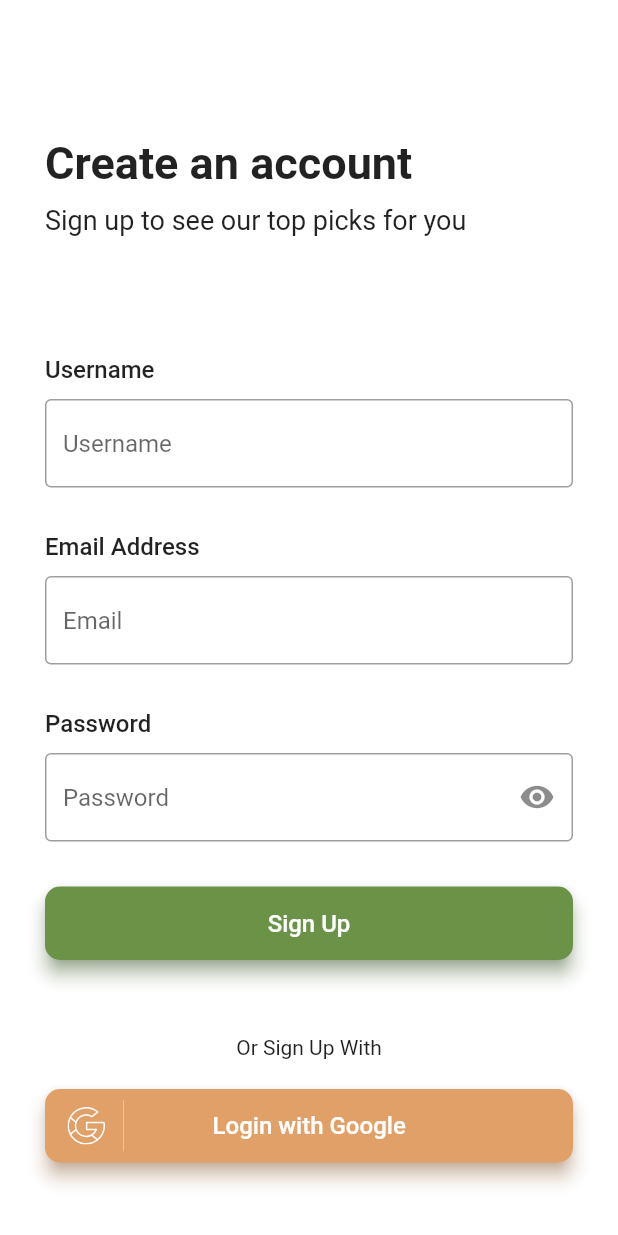
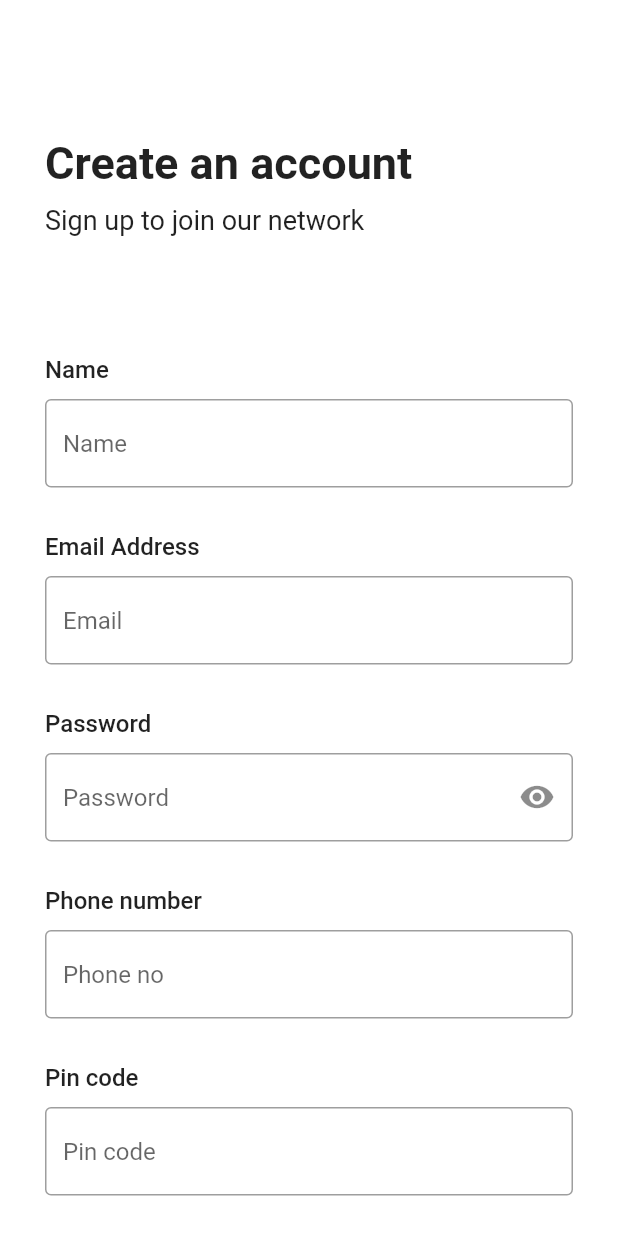
Before and after one commit to hashirpm/shop-scan, a Flutter app: the screen it shows after launch, after a tap on "Login", after a tap on "Create one", on a phone screen of 412 x 824 dp. Run offline on Flutter 3.47's test engine with Material 2 defaults, Android fonts, the phone set to English and light mode, and no system bars; our stand-ins replace cloud_firestore, firebase_auth, firebase_core, firebase_storage, flutter_spinkit, flutter_svg and 5 more; missing offline and left inert: qr_code_scanner; accounts and stored records are empty.

Commit message:
Configure firestore

```diff
--- a/lib/screens/login.dart
+++ b/lib/screens/login.dart
@@ -10,7 +10,7 @@ import 'package:shopscan/styles/input_styles.dart';
 import 'package:shopscan/styles/text_styles.dart';
 
 class LogIn extends StatefulWidget {
-  static const routeName= '/login';
+  static const routeName = '/login';
   @override
   _LogInState createState() => _LogInState();
 }
@@ -109,7 +109,6 @@ class _LogInState extends State<LogIn> {
   Widget build(BuildContext context) {
     return Scaffold(
       appBar: AppBar(
-
         backgroundColor: Colors.white,
         shadowColor: Colors.transparent,
       ),
@@ -137,7 +136,7 @@ class _LogInState extends State<LogIn> {
                 Container(
                   width: double.infinity,
                   child: Text(
-                    "Login to see our top picks for you",
+                    "Login to our network",
                     style: TextStyle(fontSize: 18),
                   ),
                 ),
@@ -240,50 +239,50 @@ class _LogInState extends State<LogIn> {
                   ),
                 ),
 
-                SizedBox(height: 50),
+                SizedBox(height: 10),
 
-                Text("Or Login With"),
+                // Text("Or Login With"),
 
-                SizedBox(height: 20),
+                // SizedBox(height: 20),
 
-                Container(
-                  width: double.infinity,
-                  child: ElevatedButton(
-                    onPressed: () {
+                // Container(
+                //   width: double.infinity,
+                //   child: ElevatedButton(
+                //     onPressed: () {
 
-                      googleSignIn();
-                    },
-                    child: Row(
-                      children: <Widget>[
-                        SvgPicture.asset(
-                          "assets/icons/google.svg",
-                          width: 25,
-                        ),
-                        SizedBox(width: 12),
-                        Expanded(
-                          child: Container(
-                            padding: EdgeInsets.fromLTRB(0, 7.5, 0, 7.5),
-                            decoration: BoxDecoration(
-                              border: Border(
-                                  left: BorderSide(
-                                      color: Colors.white, width: 0.25)),
-                            ),
-                            child: Center(
-                              child: Text(
-                                "Login with Google",
-                                style: TextStyles.buttontext1,
-                              ),
-                            ),
-                          ),
-                        ),
-                        SizedBox(width: 37)
-                      ],
-                    ),
-                    style: ButtonStyles.button3,
-                  ),
-                ),
+                //       googleSignIn();
+                //     },
+                //     child: Row(
+                //       children: <Widget>[
+                //         SvgPicture.asset(
+                //           "assets/icons/google.svg",
+                //           width: 25,
+                //         ),
+                //         SizedBox(width: 12),
+                //         Expanded(
+                //           child: Container(
+                //             padding: EdgeInsets.fromLTRB(0, 7.5, 0, 7.5),
+                //             decoration: BoxDecoration(
+                //               border: Border(
+                //                   left: BorderSide(
+                //                       color: Colors.white, width: 0.25)),
+                //             ),
+                //             child: Center(
+                //               child: Text(
+                //                 "Login with Google",
+                //                 style: TextStyles.buttontext1,
+                //               ),
+                //             ),
+                //           ),
+                //         ),
+                //         SizedBox(width: 37)
+                //       ],
+                //     ),
+                //     style: ButtonStyles.button3,
+                //   ),
+                // ),
 
-                SizedBox(height: 10),
+                // SizedBox(height: 10),
 
                 Row(
                   mainAxisAlignment: MainAxisAlignment.center,
--- a/lib/screens/qr_generate.dart
+++ b/lib/screens/qr_generate.dart
@@ -4,17 +4,18 @@ import 'package:firebase_auth/firebase_auth.dart';
 
 class GenerateQr extends StatelessWidget {
   static const routeName = '/generate-qr';
-  String uid = FirebaseAuth.instance.currentUser!.uid.toString();
+  String uid = FirebaseAuth.instance.currentUser!.uid;
   @override
   Widget build(BuildContext context) {
     return Scaffold(
       body: Center(
         child: PrettyQr(
-            typeNumber: 3,
-            size: 300,
-            data: uid,
-            errorCorrectLevel: QrErrorCorrectLevel.M,
-            roundEdges: true),
+          typeNumber: 3,
+          size: 300,
+          data: uid,
+          errorCorrectLevel: QrErrorCorrectLevel.M,
+          roundEdges: true,
+        ),
       ),
     );
   }
--- a/lib/screens/qr_reader.dart
+++ b/lib/screens/qr_reader.dart
@@ -1,3 +1,4 @@
+import 'dart:async';
 import 'dart:io';
 import 'package:flutter/foundation.dart';
 import 'package:flutter/material.dart';
@@ -5,6 +6,7 @@ import 'package:qr_code_scanner/qr_code_scanner.dart';
 import 'package:shopscan/screens/login.dart';
 import 'package:shopscan/screens/qr_generate.dart';
 import 'package:shopscan/services/firebase/auth_services.dart';
+import 'package:shopscan/services/firebase/firestore_services.dart';
 import 'package:shopscan/styles/button_styles.dart';
 import 'package:shopscan/styles/colours.dart';
 
@@ -58,9 +60,9 @@ class _QrReaderState extends State<QrReader> {
               child: Column(
                 mainAxisAlignment: MainAxisAlignment.spaceEvenly,
                 children: <Widget>[
-                  if (result != null) Text(
-                      // Barcode Type: ${describeEnum(result!.format)}
-                      'Data: ${result!.code}') else Text('Scan a code!'),
+                  result != null
+                      ? Text('Data: ${result!.code}')
+                      : Text('Scan a code!'),
                   Row(
                     // mainAxisAlignment: MainAxisAlignment.center,
                     crossAxisAlignment: CrossAxisAlignment.center,
@@ -172,7 +174,11 @@ class _QrReaderState extends State<QrReader> {
     setState(() {
       this.controller = controller;
     });
-    controller.scannedDataStream.listen((scanData) {
+    // ignore: cancel_subscriptions
+    StreamSubscription? scanListener;
+    scanListener = controller.scannedDataStream.listen((scanData) {
+      FirestoreServices.onScan(scanData.code);
+      scanListener!.cancel();
       setState(() {
         result = scanData;
       });
--- a/lib/screens/signup.dart
+++ b/lib/screens/signup.dart
@@ -1,5 +1,5 @@
 import 'package:flutter/material.dart';
-import 'package:flutter_svg/flutter_svg.dart';
+// import 'package:flutter_svg/flutter_svg.dart';
 import 'package:shopscan/screens/qr_reader.dart';
 import 'package:shopscan/services/firebase/auth_services.dart';
 import 'package:shopscan/services/misc/overlays.dart';
@@ -33,9 +33,12 @@ class _SignUpState extends State<SignUp> {
   GlobalKey<FormState> _formKey = GlobalKey<FormState>();
 
   // controllers
-  TextEditingController _usernameCtrl = TextEditingController();
+  TextEditingController _nameCtrl = TextEditingController();
   TextEditingController _emailCtrl = TextEditingController();
   TextEditingController _passwordCtrl = TextEditingController();
+  TextEditingController _phnoCtrl = TextEditingController();
+  TextEditingController _pincodeCtrl = TextEditingController();
+  bool? _isVaccinated = false;
 
   // form validation
   void validate() {
@@ -65,7 +68,12 @@ class _SignUpState extends State<SignUp> {
 
     ShowOverlay.overlay1(context);
     var authInfo = await AuthServices.signUp(
-        _emailCtrl.text, _passwordCtrl.text, _usernameCtrl.text);
+        _emailCtrl.text,
+        _passwordCtrl.text,
+        _nameCtrl.text,
+        _phnoCtrl.text,
+        _pincodeCtrl.text,
+        _isVaccinated);
     ShowOverlay.stop();
 
     setState(() {
@@ -75,7 +83,7 @@ class _SignUpState extends State<SignUp> {
       print("Signed Up");
       ShowToast.toast1("Account Created");
       // route to home
-    Navigator.of(context).pushReplacementNamed(QrReader.routeName);
+      Navigator.of(context).pushReplacementNamed(QrReader.routeName);
     } else {
       print("error");
       setState(() {
@@ -91,7 +99,7 @@ class _SignUpState extends State<SignUp> {
       print("Signed Up");
       ShowToast.toast1("Account Created");
       // route to home
-     Navigator.of(context).pushReplacementNamed(QrReader.routeName);
+      Navigator.of(context).pushReplacementNamed(QrReader.routeName);
     }
   }
 
@@ -99,7 +107,6 @@ class _SignUpState extends State<SignUp> {
   Widget build(BuildContext context) {
     return Scaffold(
       appBar: AppBar(
-
         backgroundColor: Colors.white,
         shadowColor: Colors.transparent,
       ),
@@ -127,7 +134,7 @@ class _SignUpState extends State<SignUp> {
                 Container(
                   width: double.infinity,
                   child: Text(
-                    "Sign up to see our top picks for you",
+                    "Sign up to join our network",
                     style: TextStyle(fontSize: 18),
                   ),
                 ),
@@ -140,11 +147,11 @@ class _SignUpState extends State<SignUp> {
                   autovalidateMode: _autovalidate,
                   child: Column(
                     children: <Widget>[
-                      // Username
+                      // Name
                       Container(
                         width: double.infinity,
                         child: Text(
-                          "Username",
+                          "Name",
                           style: TextStyles.label,
                         ),
                       ),
@@ -152,11 +159,11 @@ class _SignUpState extends State<SignUp> {
                       SizedBox(height: 10),
 
                       TextFormField(
-                        controller: _usernameCtrl,
-                        decoration: InputStyles.username,
+                        controller: _nameCtrl,
+                        decoration: InputStyles.profileFields("Name"),
                         cursorColor: Colors.brown,
                         keyboardType: TextInputType.name,
-                        validator: Validate.username,
+                        validator: Validate.name,
                       ),
 
                       SizedBox(height: 30),
@@ -215,9 +222,78 @@ class _SignUpState extends State<SignUp> {
                         keyboardType: TextInputType.visiblePassword,
                         validator: Validate.password,
                       ),
+
+                      SizedBox(height: 30),
+
+                      Container(
+                        width: double.infinity,
+                        child: Text(
+                          "Phone number",
+                          style: TextStyles.label,
+                        ),
+                      ),
+
+                      SizedBox(height: 10),
+
+                      TextFormField(
+                        controller: _phnoCtrl,
+                        decoration: InputStyles.profileFields("Phone no"),
+                        cursorColor: Colors.brown,
+                        keyboardType: TextInputType.phone,
+                        validator: Validate.phone,
+                      ),
+
+                      SizedBox(height: 30),
+
+                      Container(
+                        width: double.infinity,
+                        child: Text(
+                          "Pin code",
+                          style: TextStyles.label,
+                        ),
+                      ),
+
+                      SizedBox(height: 10),
+
+                      TextFormField(
+                        controller: _pincodeCtrl,
+                        decoration: InputStyles.profileFields("Pin code"),
+                        cursorColor: Colors.brown,
+                        keyboardType: TextInputType.number,
+                        validator: Validate.pin,
+                      ),
                     ],
                   ),
                 ),
+
+                SizedBox(height: 20),
+
+                Row(
+                  children: <Widget>[
+                    Text(
+                      "Vaccinated?",
+                      style: TextStyle(
+                        fontWeight: FontWeight.w500,
+                        fontSize: 18,
+                      ),
+                    ),
+                    Transform.scale(
+                      scale: 1.3,
+                      child: Checkbox(
+                        value: _isVaccinated,
+                        shape: CircleBorder(),
+                        checkColor: Colors.brown,
+                        activeColor: Colors.white,
+                        onChanged: (bool? value) {
+                          setState(() {
+                            _isVaccinated = value;
+                          });
+                        },
+                      ),
+                    ),
+                  ],
+                ),
+
                 SizedBox(height: 30),
 
                 Container(
@@ -236,47 +312,47 @@ class _SignUpState extends State<SignUp> {
                   ),
                 ),
 
-                SizedBox(height: 50),
+                SizedBox(height: 10),
 
-                Text("Or Sign Up With"),
+                // Text("Or Sign Up With"),
 
-                SizedBox(height: 20),
+                // SizedBox(height: 20),
 
-                Container(
-                  width: double.infinity,
-                  child: ElevatedButton(
-                    onPressed: () {
-                      googleSignIn();
-                    },
-                    child: Row(
-                      children: <Widget>[
-                        SvgPicture.asset(
-                          "assets/icons/google.svg",
-                          width: 25,
-                        ),
-                        SizedBox(width: 12),
-                        Expanded(
-                          child: Container(
-                            padding: EdgeInsets.fromLTRB(0, 7.5, 0, 7.5),
-                            decoration: BoxDecoration(
-                              border: Border(
-                                  left: BorderSide(
-                                      color: Colors.white, width: 0.25)),
-                            ),
-                            child: Center(
-                              child: Text(
-                                "Login with Google",
-                                style: TextStyles.buttontext1,
-                              ),
-                            ),
-                          ),
-                        ),
-                        SizedBox(width: 37)
-                      ],
-                    ),
-                    style: ButtonStyles.button3,
-                  ),
-                ),
+                // Container(
+                //   width: double.infinity,
+                //   child: ElevatedButton(
+                //     onPressed: () {
+                //       googleSignIn();
+                //     },
+                //     child: Row(
+                //       children: <Widget>[
+                //         SvgPicture.asset(
+                //           "assets/icons/google.svg",
+                //           width: 25,
+                //         ),
+                //         SizedBox(width: 12),
+                //         Expanded(
+                //           child: Container(
+                //             padding: EdgeInsets.fromLTRB(0, 7.5, 0, 7.5),
+                //             decoration: BoxDecoration(
+                //               border: Border(
+                //                   left: BorderSide(
+                //                       color: Colors.white, width: 0.25)),
+                //             ),
+                //             child: Center(
+                //               child: Text(
+                //                 "Login with Google",
+                //                 style: TextStyles.buttontext1,
+                //               ),
+                //             ),
+                //           ),
+                //         ),
+                //         SizedBox(width: 37)
+                //       ],
+                //     ),
+                //     style: ButtonStyles.button3,
+                //   ),
+                // ),
 
                 SizedBox(height: 20),
               ],
--- a/lib/services/firebase/auth_services.dart
+++ b/lib/services/firebase/auth_services.dart
@@ -1,5 +1,6 @@
 import 'package:firebase_auth/firebase_auth.dart';
 import 'package:google_sign_in/google_sign_in.dart';
+import 'package:shopscan/services/firebase/firestore_services.dart';
 
 abstract class AuthServices {
   static FirebaseAuth _auth = FirebaseAuth.instance;
@@ -25,12 +26,22 @@ abstract class AuthServices {
     }
   }
 
-  static Future signUp(String email, String password, String username) async {
+  static Future signUp(
+    String email,
+    String password,
+    String username,
+    String phone,
+    String pin,
+    bool? vaccinated,
+  ) async {
     var authInfo = {"email": true};
     try {
       await _auth.createUserWithEmailAndPassword(
-          email: email, password: password);
+        email: email,
+        password: password,
+      );
       await _auth.currentUser!.updateProfile(displayName: username);
+      await FirestoreServices.createUser(username, phone, pin, vaccinated);
       return authInfo;
     } on FirebaseAuthException catch (e) {
       if (e.code == 'email-already-in-use') {
--- a/lib/services/firebase/firestore_services.dart
+++ b/lib/services/firebase/firestore_services.dart
@@ -2,8 +2,12 @@ import 'dart:io';
 
 import 'package:cloud_firestore/cloud_firestore.dart';
 import 'package:firebase_auth/firebase_auth.dart';
+import 'package:vibration/vibration.dart';
+import 'package:intl/intl.dart';
 import 'package:shopscan/services/firebase/storage_services.dart';
 import 'package:shopscan/services/misc/filter_data.dart';
+import 'package:shopscan/services/misc/overlays.dart';
+import 'package:shopscan/services/misc/toast.dart';
 
 abstract class FirestoreServices {
   static FirebaseFirestore _firestore = FirebaseFirestore.instance;
@@ -36,19 +40,24 @@ abstract class FirestoreServices {
   //   }
   // }
 
-  static Future<bool> userSetup(String username) async {
+  static Future createUser(
+    String username,
+    String phone,
+    String pin,
+    bool? vaccinated,
+  ) async {
     try {
       CollectionReference users = _firestore.collection('Users');
-      FirebaseAuth auth = FirebaseAuth.instance;
-      String uid = auth.currentUser!.uid.toString();
-      users.add({'username': username, 'uid': uid});
-      return true;
+      await users.doc(_auth.currentUser!.uid).set({
+        'name': username,
+        'phone': int.parse(phone),
+        'pin': int.parse(pin),
+        'vaccinated': vaccinated
+      });
     } on Exception catch (e) {
       print(e);
-      return false;
     } catch (e) {
       print(e);
-      return false;
     }
   }
 
@@ -64,6 +73,25 @@ abstract class FirestoreServices {
         data = {'displayName': _auth.currentUser!.displayName};
 
       return data;
+    } catch (e) {
+      print(e);
+      return null;
+    }
+  }
+
+  static Future onScan(String scanUid) async {
+    try {
+      CollectionReference users = _firestore.collection('Users');
+      await users.doc(_auth.currentUser!.uid).collection('YouVisited').add({
+        'uid': scanUid,
+        'time': DateFormat('yMMMMd').format(DateTime.now())
+      });
+      await users.doc(scanUid).collection('VisitedYou').add({
+        'uid': _auth.currentUser!.uid,
+        'time': DateFormat('yMMMMd').format(DateTime.now())
+      });
+      ShowToast.toast1("Added to your recent visits");
+      Vibration.vibrate(amplitude: 255);
     } catch (e) {
       print(e);
       return null;
--- a/lib/services/misc/validate.dart
+++ b/lib/services/misc/validate.dart
@@ -1,7 +1,7 @@
 abstract class Validate {
-  static String? username(String? value) {
+  static String? name(String? value) {
     if (value!.isEmpty)
-      return "Username required !";
+      return "Name required !";
     else
       return null;
   }
@@ -34,6 +34,39 @@ abstract class Validate {
       return null;
   }
 
+  static bool isNumber(String value) {
+    try {
+      int.parse(value);
+      return true;
+    } on FormatException {
+      return false;
+    }
+  }
+
+  static String? phone(String? value) {
+    bool valid = isNumber(value.toString());
+    if (value!.isEmpty)
+      return "Phone number required !";
+    else if (!valid)
+      return "Must be a number!";
+    else if (value.length != 10)
+      return "Phone no must have 10 digits";
+    else
+      return null;
+  }
+
+  static String? pin(String? value) {
+    bool valid = isNumber(value.toString());
+    if (value!.isEmpty)
+      return "Pin code required !";
+    else if (!valid)
+      return "Must be a number !";
+    else if (value.length != 6)
+      return "Pin code must have 6 digits";
+    else
+      return null;
+  }
+
   static String? notEmpty(String value, String label) {
     if (value.isEmpty)
       return "$label required !";
--- a/lib/styles/input_styles.dart
+++ b/lib/styles/input_styles.dart
@@ -1,31 +1,6 @@
 import 'package:flutter/material.dart';
 
-import 'colours.dart';
-
 abstract class InputStyles {
-  static InputDecoration username = InputDecoration(
-    enabledBorder: OutlineInputBorder(
-      borderSide: BorderSide(color: Colors.grey),
-    ),
-    focusedBorder: OutlineInputBorder(
-      borderSide: BorderSide(
-        color: Color.fromRGBO(99, 56, 32, 1),
-      ),
-    ),
-    errorBorder: OutlineInputBorder(
-      borderSide: BorderSide(
-        color: Colors.red,
-      ),
-    ),
-    focusedErrorBorder: OutlineInputBorder(
-      borderSide: BorderSide(
-        color: Colors.red,
-        width: 2,
-      ),
-    ),
-    hintText: "Username",
-  );
-
   static InputDecoration email = InputDecoration(
     enabledBorder: OutlineInputBorder(
       borderSide: BorderSide(color: Colors.grey),
@@ -75,51 +50,14 @@ abstract class InputStyles {
     );
   }
 
-  static InputDecoration search = InputDecoration(
-    enabledBorder: OutlineInputBorder(
-      borderSide: BorderSide(
-        color: CustomColors.darkPeach,
-        width: 3,
-      ),
-      borderRadius: BorderRadius.all(
-        Radius.circular(15),
-      ),
-    ),
-    focusedBorder: OutlineInputBorder(
-      borderSide: BorderSide(
-        color: CustomColors.darkPeach,
-        width: 3,
-      ),
-      borderRadius: BorderRadius.all(
-        Radius.circular(15),
-      ),
-    ),
-    hintText: "Search for products",
-    hintStyle: TextStyle(
-        color: CustomColors.orange, fontSize: 17, fontFamily: "Poppins"),
-    prefixIcon: Icon(
-      Icons.search,
-      color: CustomColors.orange,
-      size: 30,
-    ),
-    suffixIcon: Icon(
-      Icons.mic_none,
-      color: CustomColors.orange,
-      size: 30,
-    ),
-  );
-
   static InputDecoration profileFields(String hint) {
     return InputDecoration(
       enabledBorder: OutlineInputBorder(
-        borderSide: BorderSide(
-          color: CustomColors.orange,
-        ),
+        borderSide: BorderSide(color: Colors.grey),
       ),
       focusedBorder: OutlineInputBorder(
         borderSide: BorderSide(
-          color: CustomColors.orange,
-          width: 2,
+          color: Color.fromRGBO(99, 56, 32, 1),
         ),
       ),
       errorBorder: OutlineInputBorder(
@@ -134,8 +72,6 @@ abstract class InputStyles {
         ),
       ),
       hintText: hint,
-      hintStyle: TextStyle(
-          color: CustomColors.orange, fontSize: 17, fontFamily: "Poppins"),
     );
   }
 }
--- a/pubspec.yaml
+++ b/pubspec.yaml
@@ -33,8 +33,8 @@ dependencies:
   fluttertoast: ^8.0.3
   flutter_svg: ^0.22.0
   image_picker: ^0.7.4
-
-
+  flutter_spinkit: ^5.0.0
+  vibration: ^1.7.4-nullsafety.0
 
   # firebase dependencies
   firebase_core: ^1.1.0
@@ -42,7 +42,6 @@ dependencies:
   google_sign_in: ^5.0.2
   cloud_firestore: ^2.0.0
   firebase_storage: ^8.0.5
-  flutter_spinkit: ^5.0.0
 
 dev_dependencies:
   flutter_test:
```
Also changed, not shown: lib/main.dart (+8 -9 lines), pubspec.lock.
